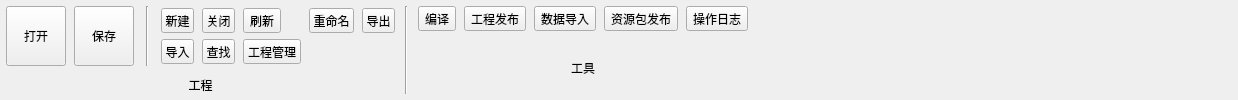
This is ui/homeMain/StartBar.ui in Acilly/PowerSystem as Qt 5 draws it before an edit. The edited form follows.
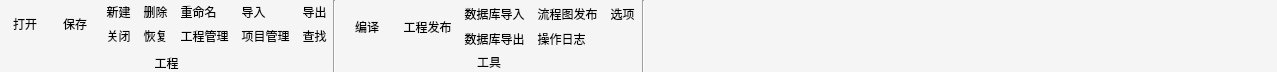
This is the edited form.

Commit message: index on master: ec7a657 feat(res/images): 添加新的图片资源文件

Diff of the .ui file:
```diff
--- a/ui/homeMain/StartBar.ui
+++ b/ui/homeMain/StartBar.ui
@@ -6,30 +6,81 @@
    <rect>
     <x>0</x>
     <y>0</y>
-    <width>1238</width>
-    <height>96</height>
+    <width>1277</width>
+    <height>66</height>
    </rect>
   </property>
+  <property name="sizePolicy">
+   <sizepolicy hsizetype="Minimum" vsizetype="Fixed">
+    <horstretch>0</horstretch>
+    <verstretch>0</verstretch>
+   </sizepolicy>
+  </property>
+  <property name="maximumSize">
+   <size>
+    <width>16777215</width>
+    <height>16777215</height>
+   </size>
+  </property>
   <property name="windowTitle">
    <string>Form</string>
   </property>
-  <layout class="QHBoxLayout" name="horizontalLayout">
+  <property name="styleSheet">
+   <string notr="true">#StartBar {
+    background-color: #f5f5f5;
+}
+QToolButton {
+    padding: 2px;
+    font-size: 9pt;
+    border: none;
+}
+QToolButton:hover {
+    background-color: #eaeaea;
+}
+QLabel#lbl_engine, QLabel#lbl_tools {
+    color: #666666;
+}
+QGroupBox { border: 0; margin: 0; padding: 0; }
+QGroupBox::title { padding: 0; color: transparent; }
+QFrame#line3 { background-color: #cfcfcf; min-height: 1px; max-height: 1px; border: none; }
+</string>
+  </property>
+  <layout class="QVBoxLayout" name="verticalLayout_2">
    <property name="spacing">
-    <number>10</number>
+    <number>0</number>
    </property>
    <property name="leftMargin">
-    <number>6</number>
+    <number>0</number>
    </property>
    <property name="topMargin">
-    <number>6</number>
+    <number>0</number>
    </property>
    <property name="rightMargin">
-    <number>6</number>
+    <number>0</number>
    </property>
    <property name="bottomMargin">
-    <number>6</number>
+    <number>0</number>
    </property>
    <item>
+    <widget class="QWidget" name="widget" native="true">
+     <layout class="QHBoxLayout" name="horizontalLayout_2">
+      <property name="spacing">
+       <number>0</number>
+      </property>
+      <property name="leftMargin">
+       <number>0</number>
+      </property>
+      <property name="topMargin">
+       <number>0</number>
+      </property>
+      <property name="rightMargin">
+       <number>0</number>
+      </property>
+      <property name="bottomMargin">
+       <number>0</number>
+      </property>
+      <item>
+       <widget class="QWidget" name="w_prj" native="true">
     <layout class="QVBoxLayout" name="v_engine">
      <property name="leftMargin">
       <number>0</number>
@@ -44,24 +95,56 @@
       <number>0</number>
      </property>
      <item>
+          <widget class="QWidget" name="w_prjBtn" native="true">
+           <property name="sizePolicy">
+            <sizepolicy hsizetype="Preferred" vsizetype="Preferred">
+             <horstretch>0</horstretch>
+             <verstretch>5</verstretch>
+            </sizepolicy>
+           </property>
       <layout class="QHBoxLayout" name="h_engineTop">
        <property name="spacing">
-        <number>12</number>
+             <number>0</number>
+            </property>
+            <property name="leftMargin">
+             <number>0</number>
+            </property>
+            <property name="topMargin">
+             <number>0</number>
+            </property>
+            <property name="rightMargin">
+             <number>0</number>
+            </property>
+            <property name="bottomMargin">
+             <number>0</number>
        </property>
        <item>
+             <widget class="QGroupBox" name="gb_File">
+              <property name="flat">
+               <bool>true</bool>
+              </property>
         <layout class="QGridLayout" name="grid_fs">
-         <property name="horizontalSpacing">
-          <number>8</number>
-         </property>
-         <property name="verticalSpacing">
-          <number>4</number>
+               <property name="leftMargin">
+                <number>0</number>
+               </property>
+               <property name="topMargin">
+                <number>0</number>
+               </property>
+               <property name="rightMargin">
+                <number>0</number>
+               </property>
+               <property name="bottomMargin">
+                <number>0</number>
+               </property>
+               <property name="spacing">
+                <number>0</number>
          </property>
          <item row="0" column="0">
           <widget class="QToolButton" name="btnOpen">
            <property name="minimumSize">
             <size>
-             <width>60</width>
-             <height>60</height>
+                   <width>50</width>
+                   <height>44</height>
             </size>
            </property>
            <property name="text">
@@ -69,8 +152,8 @@
            </property>
            <property name="iconSize">
             <size>
-             <width>32</width>
-             <height>32</height>
+                   <width>22</width>
+                   <height>22</height>
             </size>
            </property>
            <property name="toolButtonStyle">
@@ -85,8 +168,8 @@
           <widget class="QToolButton" name="btnSave">
            <property name="minimumSize">
             <size>
-             <width>60</width>
-             <height>60</height>
+                   <width>50</width>
+                   <height>44</height>
             </size>
            </property>
            <property name="text">
@@ -94,8 +177,8 @@
            </property>
            <property name="iconSize">
             <size>
-             <width>32</width>
-             <height>32</height>
+                   <width>22</width>
+                   <height>22</height>
             </size>
            </property>
            <property name="toolButtonStyle">
@@ -107,56 +190,60 @@
           </widget>
          </item>
         </layout>
-       </item>
-       <item>
-        <widget class="QFrame" name="line_engine_sep">
-         <property name="frameShape">
-          <enum>QFrame::VLine</enum>
-         </property>
-         <property name="frameShadow">
-          <enum>QFrame::Sunken</enum>
-         </property>
         </widget>
        </item>
        <item>
+             <widget class="QGroupBox" name="gb_PrjTool">
+              <property name="flat">
+               <bool>true</bool>
+              </property>
         <layout class="QGridLayout" name="grid_proj">
-         <property name="horizontalSpacing">
-          <number>8</number>
-         </property>
-         <property name="verticalSpacing">
-          <number>4</number>
-         </property>
-         <item row="0" column="0">
-          <widget class="QToolButton" name="btnNew">
+               <property name="leftMargin">
+                <number>0</number>
+               </property>
+               <property name="topMargin">
+                <number>0</number>
+               </property>
+               <property name="rightMargin">
+                <number>0</number>
+               </property>
+               <property name="bottomMargin">
+                <number>0</number>
+               </property>
+               <property name="spacing">
+                <number>0</number>
+               </property>
+               <item row="0" column="3">
+                <widget class="QToolButton" name="btnImport">
            <property name="minimumSize">
             <size>
-             <width>20</width>
-             <height>20</height>
+                   <width>0</width>
+                   <height>24</height>
             </size>
            </property>
            <property name="text">
-            <string>新建</string>
+                  <string>导入</string>
            </property>
            <property name="iconSize">
             <size>
-             <width>32</width>
-             <height>32</height>
+                   <width>16</width>
+                   <height>16</height>
             </size>
            </property>
            <property name="toolButtonStyle">
-            <enum>Qt::ToolButtonTextUnderIcon</enum>
+                  <enum>Qt::ToolButtonTextBesideIcon</enum>
            </property>
            <property name="autoRaise">
             <bool>false</bool>
            </property>
           </widget>
          </item>
-         <item row="0" column="1">
+               <item row="1" column="0">
           <widget class="QToolButton" name="btnClose">
            <property name="minimumSize">
             <size>
-             <width>20</width>
-             <height>20</height>
+                   <width>0</width>
+                   <height>24</height>
             </size>
            </property>
            <property name="text">
@@ -164,74 +251,106 @@
            </property>
            <property name="iconSize">
             <size>
-             <width>32</width>
-             <height>32</height>
+                   <width>16</width>
+                   <height>16</height>
             </size>
            </property>
            <property name="toolButtonStyle">
-            <enum>Qt::ToolButtonTextUnderIcon</enum>
+                  <enum>Qt::ToolButtonTextBesideIcon</enum>
            </property>
            <property name="autoRaise">
             <bool>false</bool>
            </property>
           </widget>
          </item>
-         <item row="0" column="2">
-          <widget class="QToolButton" name="btnRefresh">
+               <item row="0" column="1">
+                <widget class="QToolButton" name="btnDelete">
            <property name="minimumSize">
             <size>
-             <width>20</width>
-             <height>20</height>
+                   <width>0</width>
+                   <height>24</height>
             </size>
            </property>
            <property name="text">
-            <string>刷新</string>
-           </property>
+                  <string>删除</string>
+                 </property>
+                 <property name="toolButtonStyle">
+                  <enum>Qt::ToolButtonTextBesideIcon</enum>
+                 </property>
+                </widget>
+               </item>
+               <item row="0" column="0">
+                <widget class="QToolButton" name="btnNew">
+                 <property name="minimumSize">
+                  <size>
+                   <width>0</width>
+                   <height>24</height>
+                  </size>
+                 </property>
+                 <property name="text">
+                  <string>新建</string>
+                 </property>
            <property name="iconSize">
             <size>
-             <width>32</width>
-             <height>32</height>
+                   <width>16</width>
+                   <height>16</height>
             </size>
            </property>
            <property name="toolButtonStyle">
-            <enum>Qt::ToolButtonTextUnderIcon</enum>
+                  <enum>Qt::ToolButtonTextBesideIcon</enum>
            </property>
            <property name="autoRaise">
             <bool>false</bool>
            </property>
           </widget>
          </item>
-         <item row="0" column="3">
-          <widget class="QToolButton" name="btnRename">
+               <item row="1" column="2">
+                <widget class="QToolButton" name="btnEngineManage">
            <property name="minimumSize">
             <size>
-             <width>20</width>
-             <height>20</height>
+                   <width>0</width>
+                   <height>24</height>
             </size>
            </property>
            <property name="text">
-            <string>重命名</string>
+                  <string>工程管理</string>
            </property>
            <property name="iconSize">
             <size>
-             <width>32</width>
-             <height>32</height>
+                   <width>16</width>
+                   <height>16</height>
             </size>
            </property>
            <property name="toolButtonStyle">
-            <enum>Qt::ToolButtonTextUnderIcon</enum>
+                  <enum>Qt::ToolButtonTextBesideIcon</enum>
            </property>
            <property name="autoRaise">
             <bool>false</bool>
            </property>
           </widget>
          </item>
+               <item row="1" column="3">
+                <widget class="QToolButton" name="btnProjectManage">
+                 <property name="minimumSize">
+                  <size>
+                   <width>0</width>
+                   <height>24</height>
+                  </size>
+                 </property>
+                 <property name="text">
+                  <string>项目管理</string>
+                 </property>
+                 <property name="toolButtonStyle">
+                  <enum>Qt::ToolButtonTextBesideIcon</enum>
+                 </property>
+                </widget>
+               </item>
          <item row="0" column="4">
           <widget class="QToolButton" name="btnExport">
            <property name="minimumSize">
             <size>
-             <width>20</width>
-             <height>20</height>
+                   <width>0</width>
+                   <height>24</height>
             </size>
            </property>
            <property name="text">
@@ -239,49 +358,24 @@
            </property>
            <property name="iconSize">
             <size>
-             <width>32</width>
-             <height>32</height>
+                   <width>16</width>
+                   <height>16</height>
             </size>
            </property>
            <property name="toolButtonStyle">
-            <enum>Qt::ToolButtonTextUnderIcon</enum>
+                  <enum>Qt::ToolButtonTextBesideIcon</enum>
            </property>
            <property name="autoRaise">
             <bool>false</bool>
            </property>
           </widget>
          </item>
-         <item row="1" column="0">
-          <widget class="QToolButton" name="btnImport">
-           <property name="minimumSize">
-            <size>
-             <width>20</width>
-             <height>20</height>
-            </size>
-           </property>
-           <property name="text">
-            <string>导入</string>
-           </property>
-           <property name="iconSize">
-            <size>
-             <width>32</width>
-             <height>32</height>
-            </size>
-           </property>
-           <property name="toolButtonStyle">
-            <enum>Qt::ToolButtonTextUnderIcon</enum>
-           </property>
-           <property name="autoRaise">
-            <bool>false</bool>
-           </property>
-          </widget>
-         </item>
-         <item row="1" column="1">
+               <item row="1" column="4">
           <widget class="QToolButton" name="btnFind">
            <property name="minimumSize">
             <size>
-             <width>20</width>
-             <height>20</height>
+                   <width>0</width>
+                   <height>24</height>
             </size>
            </property>
            <property name="text">
@@ -289,49 +383,82 @@
            </property>
            <property name="iconSize">
             <size>
-             <width>32</width>
-             <height>32</height>
+                   <width>16</width>
+                   <height>16</height>
             </size>
            </property>
            <property name="toolButtonStyle">
-            <enum>Qt::ToolButtonTextUnderIcon</enum>
+                  <enum>Qt::ToolButtonTextBesideIcon</enum>
            </property>
            <property name="autoRaise">
             <bool>false</bool>
            </property>
           </widget>
          </item>
-         <item row="1" column="2">
-          <widget class="QToolButton" name="btnProjectManage">
+               <item row="0" column="2">
+                <widget class="QToolButton" name="btnRename">
            <property name="minimumSize">
             <size>
-             <width>20</width>
-             <height>20</height>
+                   <width>0</width>
+                   <height>24</height>
             </size>
            </property>
            <property name="text">
-            <string>工程管理</string>
+                  <string>重命名</string>
            </property>
            <property name="iconSize">
             <size>
-             <width>32</width>
-             <height>32</height>
+                   <width>16</width>
+                   <height>16</height>
             </size>
            </property>
            <property name="toolButtonStyle">
-            <enum>Qt::ToolButtonTextUnderIcon</enum>
+                  <enum>Qt::ToolButtonTextBesideIcon</enum>
            </property>
            <property name="autoRaise">
             <bool>false</bool>
            </property>
           </widget>
          </item>
-        </layout>
-       </item>
-      </layout>
+               <item row="1" column="1">
+                <widget class="QToolButton" name="btnRedo">
+                 <property name="minimumSize">
+                  <size>
+                   <width>0</width>
+                   <height>24</height>
+                  </size>
+                 </property>
+                 <property name="text">
+                  <string>恢复</string>
+                 </property>
+                 <property name="iconSize">
+                  <size>
+                   <width>16</width>
+                   <height>16</height>
+                  </size>
+                 </property>
+                 <property name="toolButtonStyle">
+                  <enum>Qt::ToolButtonTextBesideIcon</enum>
+                 </property>
+                 <property name="autoRaise">
+                  <bool>false</bool>
+                 </property>
+                </widget>
+               </item>
+              </layout>
+             </widget>
+            </item>
+           </layout>
+          </widget>
      </item>
      <item>
-      <widget class="QLabel" name="lbl_engine">
+          <widget class="QLabel" name="label">
+           <property name="sizePolicy">
+            <sizepolicy hsizetype="Preferred" vsizetype="Preferred">
+             <horstretch>0</horstretch>
+             <verstretch>1</verstretch>
+            </sizepolicy>
+           </property>
        <property name="text">
         <string>工程</string>
        </property>
@@ -341,6 +468,7 @@
       </widget>
      </item>
     </layout>
+       </widget>
    </item>
    <item>
     <widget class="QFrame" name="line1">
@@ -353,10 +481,41 @@
     </widget>
    </item>
    <item>
-    <layout class="QVBoxLayout" name="v_tools">
+       <widget class="QWidget" name="w_Tool" native="true">
+        <layout class="QVBoxLayout" name="verticalLayout">
+         <property name="spacing">
+          <number>0</number>
+         </property>
      <property name="leftMargin">
+          <number>1</number>
+         </property>
+         <property name="topMargin">
+          <number>1</number>
+         </property>
+         <property name="rightMargin">
+          <number>1</number>
+         </property>
+         <property name="bottomMargin">
+          <number>1</number>
+         </property>
+         <item>
+          <widget class="QGroupBox" name="gb_Tool">
+           <property name="sizePolicy">
+            <sizepolicy hsizetype="Preferred" vsizetype="Preferred">
+             <horstretch>0</horstretch>
+             <verstretch>5</verstretch>
+            </sizepolicy>
+           </property>
+           <property name="flat">
+            <bool>true</bool>
+           </property>
+           <layout class="QHBoxLayout" name="horizontalLayout">
+            <property name="spacing">
       <number>0</number>
      </property>
+            <property name="leftMargin">
+             <number>0</number>
+            </property>
      <property name="topMargin">
       <number>0</number>
      </property>
@@ -367,22 +526,41 @@
       <number>0</number>
      </property>
      <item>
-      <layout class="QGridLayout" name="grid_tools">
-       <property name="horizontalSpacing">
-        <number>8</number>
-       </property>
-       <property name="verticalSpacing">
-        <number>4</number>
+             <widget class="QGroupBox" name="gb_Compile">
+              <property name="flat">
+               <bool>true</bool>
+              </property>
+              <layout class="QGridLayout" name="gridLayout">
+               <property name="leftMargin">
+                <number>0</number>
+               </property>
+               <property name="topMargin">
+                <number>0</number>
+               </property>
+               <property name="rightMargin">
+                <number>0</number>
+               </property>
+               <property name="bottomMargin">
+                <number>0</number>
+               </property>
+               <property name="spacing">
+                <number>0</number>
        </property>
        <item row="0" column="0">
         <widget class="QToolButton" name="btnCompile">
+                 <property name="minimumSize">
+                  <size>
+                   <width>60</width>
+                   <height>50</height>
+                  </size>
+                 </property>
          <property name="text">
           <string>编译</string>
          </property>
          <property name="iconSize">
           <size>
-           <width>32</width>
-           <height>32</height>
+                   <width>26</width>
+                   <height>26</height>
           </size>
          </property>
          <property name="toolButtonStyle">
@@ -394,14 +572,20 @@
         </widget>
        </item>
        <item row="0" column="1">
-        <widget class="QToolButton" name="btnPublish">
+                <widget class="QToolButton" name="btnPrjPublish">
+                 <property name="minimumSize">
+                  <size>
+                   <width>60</width>
+                   <height>50</height>
+                  </size>
+                 </property>
          <property name="text">
           <string>工程发布</string>
          </property>
          <property name="iconSize">
           <size>
-           <width>32</width>
-           <height>32</height>
+                   <width>26</width>
+                   <height>26</height>
           </size>
          </property>
          <property name="toolButtonStyle">
@@ -412,67 +596,169 @@
          </property>
         </widget>
        </item>
-       <item row="0" column="2">
+              </layout>
+             </widget>
+            </item>
+            <item>
+             <widget class="QGroupBox" name="gb_DataTool">
+              <property name="flat">
+               <bool>true</bool>
+              </property>
+              <layout class="QGridLayout" name="grid_proj_2">
+               <property name="leftMargin">
+                <number>0</number>
+               </property>
+               <property name="topMargin">
+                <number>0</number>
+               </property>
+               <property name="rightMargin">
+                <number>0</number>
+               </property>
+               <property name="bottomMargin">
+                <number>0</number>
+               </property>
+               <property name="spacing">
+                <number>0</number>
+               </property>
+               <item row="0" column="0">
         <widget class="QToolButton" name="btnDataImport">
+                 <property name="minimumSize">
+                  <size>
+                   <width>0</width>
+                   <height>24</height>
+                  </size>
+                 </property>
          <property name="text">
-          <string>数据导入</string>
+                  <string>数据库导入</string>
          </property>
          <property name="iconSize">
           <size>
-           <width>32</width>
-           <height>32</height>
+                   <width>16</width>
+                   <height>16</height>
           </size>
          </property>
          <property name="toolButtonStyle">
-          <enum>Qt::ToolButtonTextUnderIcon</enum>
+                  <enum>Qt::ToolButtonTextBesideIcon</enum>
          </property>
          <property name="autoRaise">
           <bool>false</bool>
          </property>
         </widget>
        </item>
-       <item row="0" column="3">
-        <widget class="QToolButton" name="btnPkgPublish">
+               <item row="0" column="1">
+                <widget class="QToolButton" name="btnFlowPublish">
+                 <property name="minimumSize">
+                  <size>
+                   <width>0</width>
+                   <height>24</height>
+                  </size>
+                 </property>
          <property name="text">
-          <string>资源包发布</string>
+                  <string>流程图发布</string>
          </property>
          <property name="iconSize">
           <size>
-           <width>32</width>
-           <height>32</height>
+                   <width>16</width>
+                   <height>16</height>
           </size>
          </property>
          <property name="toolButtonStyle">
-          <enum>Qt::ToolButtonTextUnderIcon</enum>
+                  <enum>Qt::ToolButtonTextBesideIcon</enum>
          </property>
          <property name="autoRaise">
           <bool>false</bool>
          </property>
         </widget>
        </item>
-       <item row="0" column="4">
+               <item row="1" column="1">
         <widget class="QToolButton" name="btnOperationLog">
+                 <property name="minimumSize">
+                  <size>
+                   <width>0</width>
+                   <height>24</height>
+                  </size>
+                 </property>
          <property name="text">
           <string>操作日志</string>
          </property>
          <property name="iconSize">
           <size>
-           <width>32</width>
-           <height>32</height>
+                   <width>16</width>
+                   <height>16</height>
           </size>
          </property>
          <property name="toolButtonStyle">
-          <enum>Qt::ToolButtonTextUnderIcon</enum>
+                  <enum>Qt::ToolButtonTextBesideIcon</enum>
          </property>
          <property name="autoRaise">
           <bool>false</bool>
          </property>
         </widget>
        </item>
-      </layout>
+               <item row="1" column="0">
+                <widget class="QToolButton" name="btnDataExport">
+                 <property name="minimumSize">
+                  <size>
+                   <width>0</width>
+                   <height>24</height>
+                  </size>
+                 </property>
+                 <property name="text">
+                  <string>数据库导出</string>
+                 </property>
+                 <property name="iconSize">
+                  <size>
+                   <width>16</width>
+                   <height>16</height>
+                  </size>
+                 </property>
+                 <property name="toolButtonStyle">
+                  <enum>Qt::ToolButtonTextBesideIcon</enum>
+                 </property>
+                 <property name="autoRaise">
+                  <bool>false</bool>
+                 </property>
+                </widget>
+               </item>
+               <item row="0" column="2">
+                <widget class="QToolButton" name="btnOpt">
+                 <property name="minimumSize">
+                  <size>
+                   <width>0</width>
+                   <height>24</height>
+                  </size>
+                 </property>
+                 <property name="text">
+                  <string>选项</string>
+                 </property>
+                 <property name="iconSize">
+                  <size>
+                   <width>16</width>
+                   <height>16</height>
+                  </size>
+                 </property>
+                 <property name="toolButtonStyle">
+                  <enum>Qt::ToolButtonTextBesideIcon</enum>
+                 </property>
+                 <property name="autoRaise">
+                  <bool>false</bool>
+                 </property>
+                </widget>
+               </item>
+              </layout>
+             </widget>
+            </item>
+           </layout>
+          </widget>
      </item>
      <item>
-      <widget class="QLabel" name="lbl_tools">
+          <widget class="QLabel" name="label_2">
+           <property name="sizePolicy">
+            <sizepolicy hsizetype="Preferred" vsizetype="Preferred">
+             <horstretch>0</horstretch>
+             <verstretch>1</verstretch>
+            </sizepolicy>
+           </property>
        <property name="text">
         <string>工具</string>
        </property>
@@ -482,6 +768,17 @@
       </widget>
      </item>
     </layout>
+       </widget>
+      </item>
+      <item>
+       <widget class="QFrame" name="line2">
+        <property name="frameShape">
+         <enum>QFrame::VLine</enum>
+        </property>
+        <property name="frameShadow">
+         <enum>QFrame::Sunken</enum>
+        </property>
+       </widget>
    </item>
    <item>
     <spacer name="spacer">
@@ -490,11 +787,14 @@
      </property>
      <property name="sizeHint" stdset="0">
       <size>
-       <width>40</width>
+          <width>573</width>
        <height>20</height>
       </size>
      </property>
     </spacer>
+      </item>
+     </layout>
+    </widget>
    </item>
   </layout>
  </widget>
```
Lines whose indentation alone changed are shown as unchanged. The commit also changes 32 other files.
